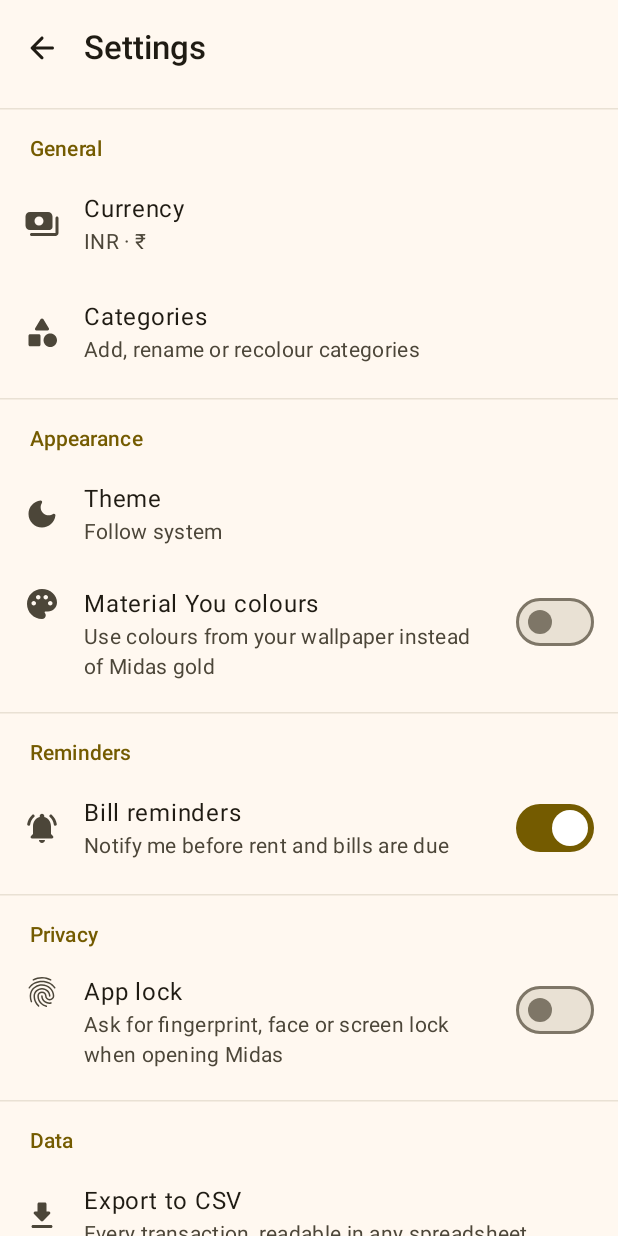
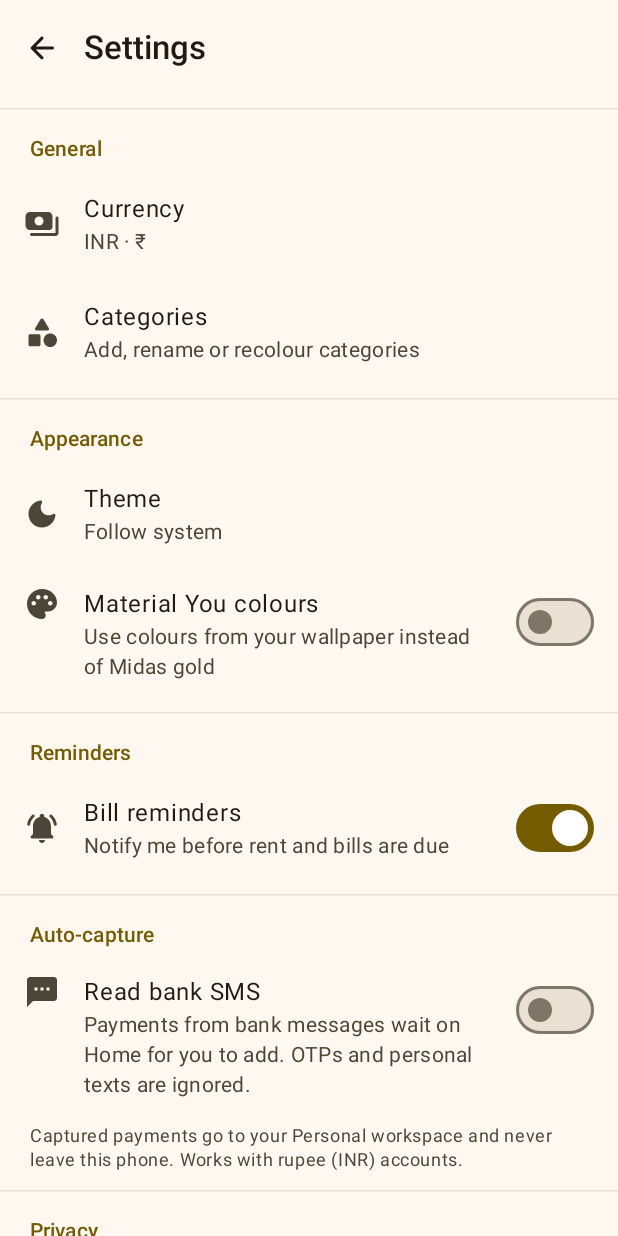
Before and after one commit to Sukanth19/midas, an Android app built with Jetpack Compose: the SettingsScreen screen opened through its navigation route, on a phone screen of 412 x 824 dp. Run offline under Robolectric (Android 15) with nearby library versions, the phone set to English and light mode, and no system bars; our stand-ins replace Room's generated code.

Commit message:
capture payments from bank sms
off by default. only letter sender ids are read, and new payments post a quiet notification.

```diff
--- a/app/src/main/java/dev/suks/midas/MainActivity.kt
+++ b/app/src/main/java/dev/suks/midas/MainActivity.kt
@@ -116,5 +116,6 @@ class MainActivity : FragmentActivity() {
         const val ACTION_ADD_EXPENSE = "dev.suks.midas.ADD_EXPENSE"
         const val ACTION_OPEN_GROCERIES = "dev.suks.midas.OPEN_GROCERIES"
         const val ACTION_OPEN_BILLS = "dev.suks.midas.OPEN_BILLS"
+        const val ACTION_OPEN_HOME = "dev.suks.midas.OPEN_HOME"
     }
 }
--- a/app/src/main/java/dev/suks/midas/MidasApplication.kt
+++ b/app/src/main/java/dev/suks/midas/MidasApplication.kt
@@ -1,6 +1,7 @@
 package dev.suks.midas
 
 import android.app.Application
+import dev.suks.midas.capture.PaymentCapture
 import dev.suks.midas.data.MidasDatabase
 import dev.suks.midas.data.Workspace
 import dev.suks.midas.data.WorkspaceRegistry
@@ -45,6 +46,7 @@ class MidasApplication : Application() {
     override fun onCreate() {
         super.onCreate()
         BillReminderWorker.createChannel(this)
+        PaymentCapture.createChannel(this)
         BillReminderWorker.schedule(this)
         // Publish generated widget previews (Android 15+) so the picker shows the real design.
         appScope.launch { WidgetUpdater.publishPreviews(this@MidasApplication) }
--- a/app/src/main/java/dev/suks/midas/data/SettingsRepository.kt
+++ b/app/src/main/java/dev/suks/midas/data/SettingsRepository.kt
@@ -23,6 +23,8 @@ data class Settings(
     val billReminders: Boolean = true,
     /** Ask for fingerprint, face or the screen lock when opening the app. */
     val appLock: Boolean = false,
+    /** Read bank SMS for payments to review. */
+    val captureSms: Boolean = false,
 )
 
 /** One DataStore per file for the whole process (DataStore forbids two instances on one file). */
@@ -63,6 +65,7 @@ class SettingsRepository(
         val budget = longPreferencesKey("monthly_budget")
         val reminders = booleanPreferencesKey("bill_reminders")
         val appLock = booleanPreferencesKey("app_lock")
+        val captureSms = booleanPreferencesKey("capture_sms")
     }
 
     val settings: Flow<Settings> = combine(global.data, workspace.data) { g, w ->
@@ -73,6 +76,7 @@ class SettingsRepository(
             monthlyBudgetMinor = w[Keys.budget] ?: 0,
             billReminders = g[Keys.reminders] ?: true,
             appLock = g[Keys.appLock] ?: false,
+            captureSms = g[Keys.captureSms] ?: false,
         )
     }
 
@@ -84,6 +88,7 @@ class SettingsRepository(
     suspend fun setMonthlyBudget(minor: Long) = edit(workspace) { it[Keys.budget] = minor.coerceAtLeast(0) }
     suspend fun setBillReminders(on: Boolean) = edit(global) { it[Keys.reminders] = on }
     suspend fun setAppLock(on: Boolean) = edit(global) { it[Keys.appLock] = on }
+    suspend fun setCaptureSms(on: Boolean) = edit(global) { it[Keys.captureSms] = on }
 
     private suspend fun edit(store: DataStore<Preferences>, block: (androidx.datastore.preferences.core.MutablePreferences) -> Unit) {
         store.edit(block)
--- a/app/src/main/java/dev/suks/midas/ui/MidasApp.kt
+++ b/app/src/main/java/dev/suks/midas/ui/MidasApp.kt
@@ -94,6 +94,7 @@ private fun MidasNav(pendingAction: String?, onActionHandled: () -> Unit) {
             MainActivity.ACTION_ADD_EXPENSE -> nav.navigate(EditTransactionRoute())
             MainActivity.ACTION_OPEN_GROCERIES -> nav.switchTab(ListsRoute(tab = 1))
             MainActivity.ACTION_OPEN_BILLS -> nav.switchTab(BillsRoute)
+            MainActivity.ACTION_OPEN_HOME -> nav.switchTab(HomeRoute)
             else -> return@LaunchedEffect
         }
         onActionHandled()
--- a/app/src/main/java/dev/suks/midas/ui/settings/SettingsScreen.kt
+++ b/app/src/main/java/dev/suks/midas/ui/settings/SettingsScreen.kt
@@ -24,6 +24,10 @@ import androidx.compose.material.icons.rounded.NotificationsActive
 import androidx.compose.material.icons.rounded.Palette
 import androidx.compose.material.icons.rounded.Payments
 import androidx.compose.material.icons.rounded.Savings
+import androidx.compose.material.icons.rounded.Sms
+import android.content.pm.PackageManager
+import androidx.core.content.ContextCompat
+import androidx.compose.ui.platform.testTag
 import androidx.compose.material3.AlertDialog
 import androidx.compose.material3.ExperimentalMaterial3Api
 import androidx.compose.material3.HorizontalDivider
@@ -81,6 +85,7 @@ class SettingsViewModel(private val c: AppContainer) : ViewModel() {
     fun setDynamic(on: Boolean) = viewModelScope.launch { c.settings.setDynamicColor(on) }
     fun setReminders(on: Boolean) = viewModelScope.launch { c.settings.setBillReminders(on) }
     fun setAppLock(on: Boolean) = viewModelScope.launch { c.settings.setAppLock(on) }
+    fun setCaptureSms(on: Boolean) = viewModelScope.launch { c.settings.setCaptureSms(on) }
     fun showMessage(text: String) { _message.value = text }
     fun messageShown() { _message.value = null }
 
@@ -134,6 +139,11 @@ fun SettingsScreen(onBack: () -> Unit, onCategories: () -> Unit) {
             else -> AppLock.prompt(activity, if (on) "Turn on app lock" else "Turn off app lock") { ok -> if (ok) vm.setAppLock(on) }
         }
     }
+    val smsPermission = rememberLauncherForActivityResult(ActivityResultContracts.RequestMultiplePermissions()) { granted ->
+        if (granted[Manifest.permission.RECEIVE_SMS] == true) vm.setCaptureSms(true)
+        else vm.showMessage("Midas needs permission to read incoming SMS for this")
+    }
+    val smsGranted = ContextCompat.checkSelfPermission(context, Manifest.permission.RECEIVE_SMS) == PackageManager.PERMISSION_GRANTED
     val notifPermission = rememberLauncherForActivityResult(ActivityResultContracts.RequestPermission()) { granted -> vm.setReminders(granted) }
 
     Scaffold(
@@ -165,6 +175,23 @@ fun SettingsScreen(onBack: () -> Unit, onCategories: () -> Unit) {
                     else vm.setReminders(on)
                 })
             }) {}
+
+            Group("Auto-capture")
+            Row(Icons.Rounded.Sms, "Read bank SMS", "Payments from bank messages wait on Home for you to add. OTPs and personal texts are ignored.", trailing = {
+                Switch(s.captureSms && smsGranted, { on ->
+                    if (!on) vm.setCaptureSms(false)
+                    else smsPermission.launch(
+                        // Also ask to post notifications on Android 13+, so new payments can say they're waiting.
+                        if (Build.VERSION.SDK_INT >= Build.VERSION_CODES.TIRAMISU) arrayOf(Manifest.permission.RECEIVE_SMS, Manifest.permission.POST_NOTIFICATIONS)
+                        else arrayOf(Manifest.permission.RECEIVE_SMS),
+                    )
+                }, modifier = Modifier.testTag("capture_sms"))
+            }) {}
+            Text(
+                "Captured payments go to your Personal workspace and never leave this phone. Works with rupee (INR) accounts.",
+                style = MaterialTheme.typography.bodySmall, color = MaterialTheme.colorScheme.onSurfaceVariant,
+                modifier = Modifier.padding(horizontal = 20.dp, vertical = 4.dp),
+            )
 
             Group("Privacy")
             Row(Icons.Rounded.Fingerprint, "App lock", "Ask for fingerprint, face or screen lock when opening Midas", trailing = {
```
Also changed, not shown: app/src/main/AndroidManifest.xml (+7 -0 lines), app/src/main/java/dev/suks/midas/capture/PaymentCapture.kt (added, +83 -0 lines), app/src/main/java/dev/suks/midas/capture/SmsReceiver.kt (added, +37 -0 lines), 1 other file.
